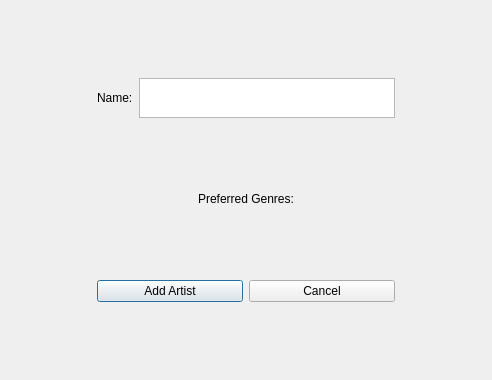
SergySanJj/Music-Chart, file MusicChart/addartistdialog.ui: the form before one commit.
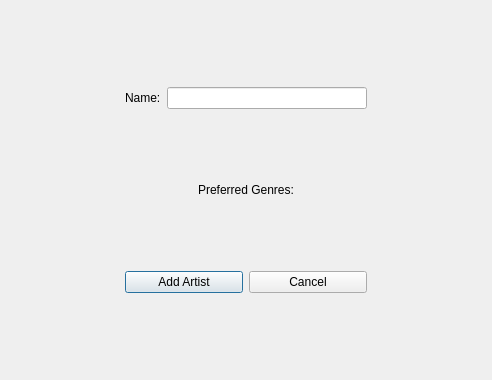
The form after the commit.

The edit to the form file:
```diff
--- a/MusicChart/addartistdialog.ui
+++ b/MusicChart/addartistdialog.ui
@@ -32,11 +32,11 @@
         </widget>
        </item>
        <item>
-        <widget class="QPlainTextEdit" name="artistName">
-         <property name="maximumSize">
+        <widget class="QLineEdit" name="artistName">
+         <property name="minimumSize">
           <size>
-           <width>16777215</width>
-           <height>40</height>
+           <width>200</width>
+           <height>0</height>
           </size>
          </property>
         </widget>
```
